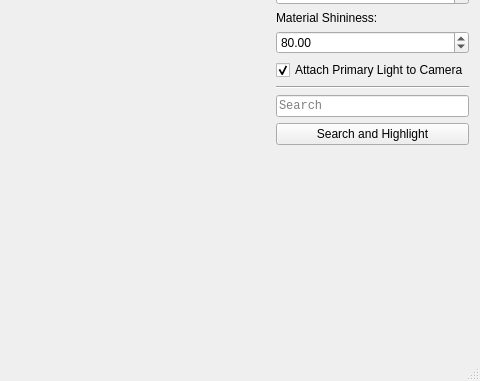
Before: the Qt Designer form source/Windows/mainWindow.ui in TimSevereijns/D-Viz, drawn with Qt 5; both pictures show x 720 to 1200 and y 433 to 814 of the 1200 by 814 pixel window.
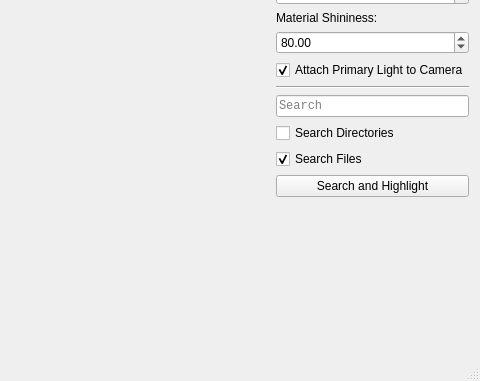
After: the same form once the commit is applied.

Diff of the .ui file:
```diff
--- a/source/Windows/mainWindow.ui
+++ b/source/Windows/mainWindow.ui
@@ -318,6 +318,23 @@
        </property>
       </widget>
      </item>
+     <item>
+      <widget class="QCheckBox" name="searchDirectoriesCheckBox">
+       <property name="text">
+        <string>Search Directories</string>
+       </property>
+      </widget>
+     </item>
+     <item>
+      <widget class="QCheckBox" name="searchFilesCheckBox">
+       <property name="text">
+        <string>Search Files</string>
+       </property>
+       <property name="checked">
+        <bool>true</bool>
+       </property>
+      </widget>
+     </item>
      <item>
       <widget class="QPushButton" name="regexSearchButton">
        <property name="text">
```
Left out of the diff: 2 changed lines with no effect on the pictures.
